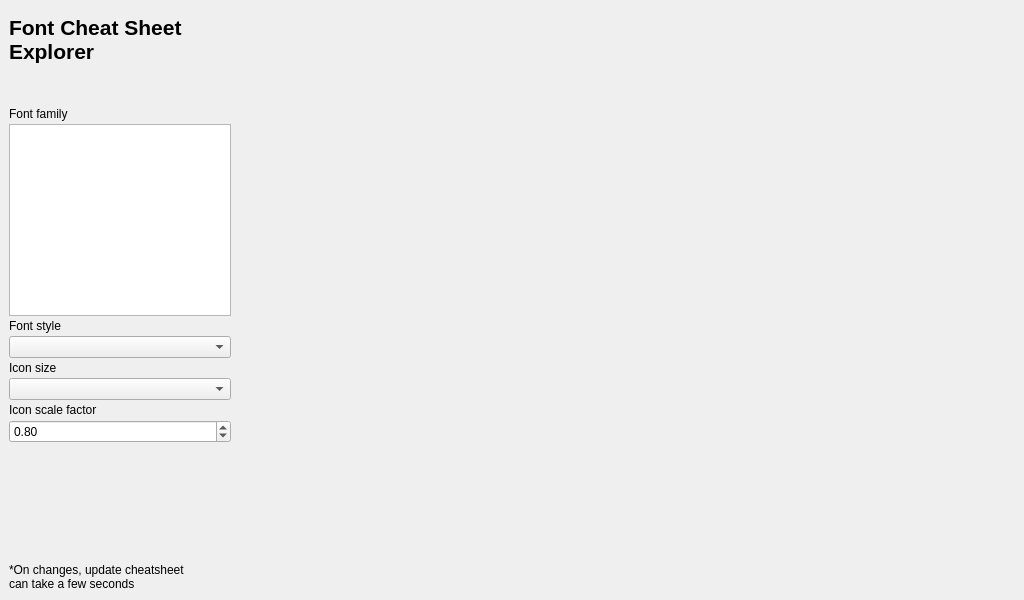
Qt form sample/WidgetCheatSheet.ui (philvl/ZFontIcon) before a commit.
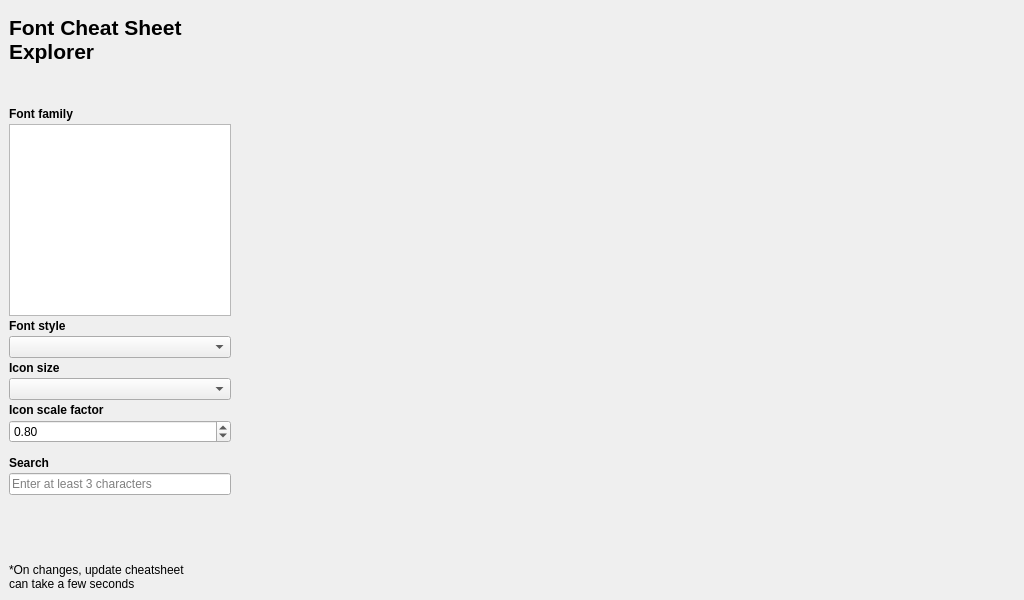
The same form after that commit.

What changed in the file:
```diff
--- a/sample/WidgetCheatSheet.ui
+++ b/sample/WidgetCheatSheet.ui
@@ -85,6 +85,12 @@
       </item>
       <item>
        <widget class="QLabel" name="labelFontFamilyTxt">
+        <property name="font">
+         <font>
+          <weight>75</weight>
+          <bold>true</bold>
+         </font>
+        </property>
         <property name="text">
          <string>Font family</string>
         </property>
@@ -102,6 +108,12 @@
       </item>
       <item>
        <widget class="QLabel" name="labelFontStyleTxt">
+        <property name="font">
+         <font>
+          <weight>75</weight>
+          <bold>true</bold>
+         </font>
+        </property>
         <property name="text">
          <string>Font style</string>
         </property>
@@ -112,6 +124,12 @@
       </item>
       <item>
        <widget class="QLabel" name="labelIconSizeTxt">
+        <property name="font">
+         <font>
+          <weight>75</weight>
+          <bold>true</bold>
+         </font>
+        </property>
         <property name="text">
          <string>Icon size</string>
         </property>
@@ -122,6 +140,12 @@
       </item>
       <item>
        <widget class="QLabel" name="labelScaleFactorTxt">
+        <property name="font">
+         <font>
+          <weight>75</weight>
+          <bold>true</bold>
+         </font>
+        </property>
         <property name="text">
          <string>Icon scale factor</string>
         </property>
@@ -143,6 +167,45 @@
         </property>
        </widget>
       </item>
+      <item>
+       <spacer name="verticalSpacer">
+        <property name="orientation">
+         <enum>Qt::Vertical</enum>
+        </property>
+        <property name="sizeType">
+         <enum>QSizePolicy::Fixed</enum>
+        </property>
+        <property name="sizeHint" stdset="0">
+         <size>
+          <width>20</width>
+          <height>10</height>
+         </size>
+        </property>
+       </spacer>
+      </item>
+      <item>
+       <widget class="QLabel" name="labelSearchTxt">
+        <property name="font">
+         <font>
+          <weight>75</weight>
+          <bold>true</bold>
+         </font>
+        </property>
+        <property name="text">
+         <string>Search</string>
+        </property>
+       </widget>
+      </item>
+      <item>
+       <widget class="QLineEdit" name="lineEditSearch">
+        <property name="placeholderText">
+         <string>Enter at least 3 characters</string>
+        </property>
+        <property name="clearButtonEnabled">
+         <bool>true</bool>
+        </property>
+       </widget>
+      </item>
       <item>
        <spacer name="vSpacer_2">
         <property name="orientation">
```
Left out of the diff: 5 changed lines with no effect on the pictures.
